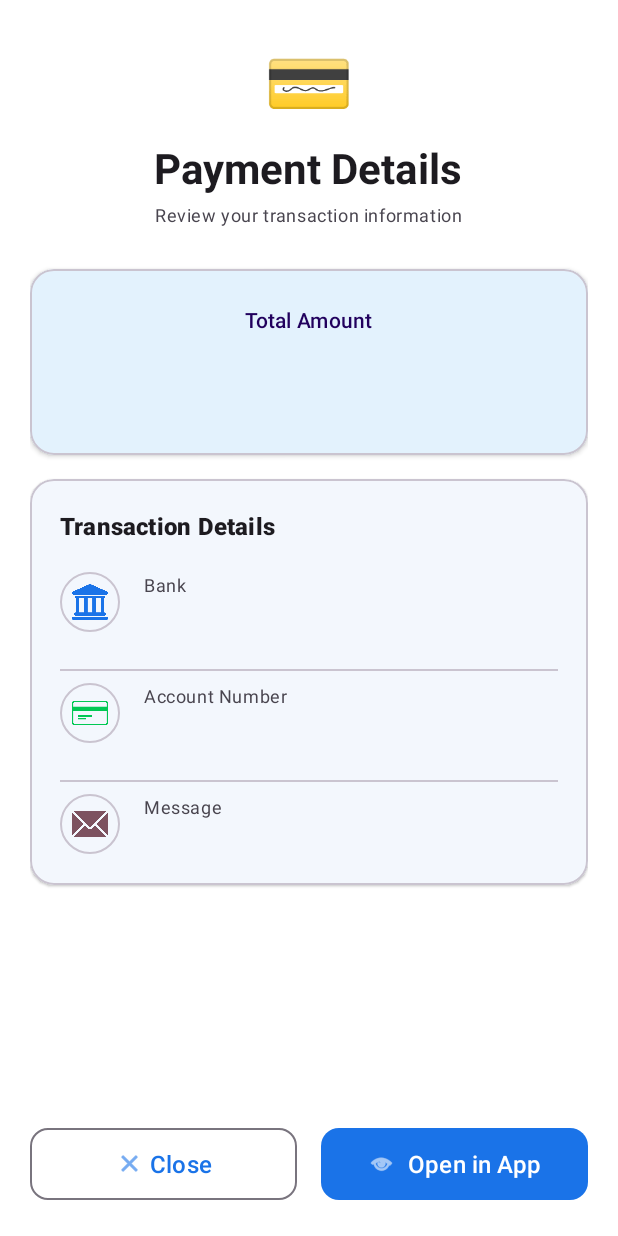
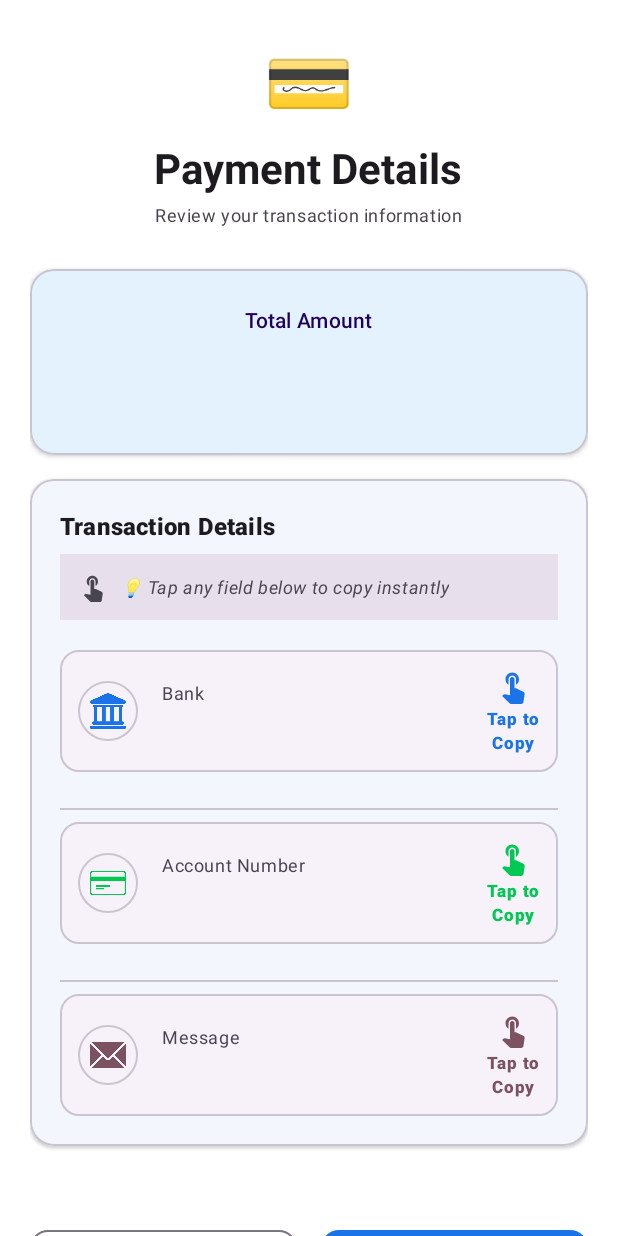
Before and after one commit to AkioCkist/akio_scan, an Android app: the ShareReceiverActivity screen opened directly, with no data from a screen before it, on a phone screen of 412 x 824 dp. Run offline under Robolectric (Android 15) with nearby library versions, the phone set to English and light mode, and no system bars; 1 statement that could not run was skipped.

Commit message:
Enhance ShareReceiverActivity layout with clickable copy indicators for bank, account, and message fields

```diff
--- a/app/src/main/java/com/example/akio_scan/share/ShareReceiverActivity.java
+++ b/app/src/main/java/com/example/akio_scan/share/ShareReceiverActivity.java
@@ -41,11 +41,11 @@ public class ShareReceiverActivity extends AppCompatActivity {
         Button btnClose = findViewById(R.id.btnClose);
         Button btnOpenApp = findViewById(R.id.btnOpenApp); // optional
 
-        // Setup click-to-copy for each field
-        setupCopyOnClick(findViewById(R.id.tvBank), tvBank, "bank name");
-        setupCopyOnClick(findViewById(R.id.tvAccount), tvAccount, "account number");
+        // Setup click-to-copy for each field with the new button IDs
+        setupCopyOnClick(findViewById(R.id.bankCopyButton), tvBank, "bank name");
+        setupCopyOnClick(findViewById(R.id.accountCopyButton), tvAccount, "account number");
         setupCopyOnClick(findViewById(R.id.tvAmount), tvAmount, "amount");
-        setupCopyOnClick(findViewById(R.id.tvMessage), tvMessage, "purpose");
+        setupCopyOnClick(findViewById(R.id.messageCopyButton), tvMessage, "message");
 
         btnClose.setOnClickListener(v -> finish());
         btnOpenApp.setOnClickListener(v -> openInMainApp());
--- /dev/null
+++ b/app/src/main/res/drawable/copyable_item_background.xml
@@ -0,0 +1,13 @@
+<?xml version="1.0" encoding="utf-8"?>
+<ripple xmlns:android="http://schemas.android.com/apk/res/android"
+    android:color="?attr/colorPrimaryContainer">
+    <item>
+        <shape android:shape="rectangle">
+            <solid android:color="?attr/colorSurfaceContainerLow"/>
+            <corners android:radius="12dp"/>
+            <stroke
+                android:width="1dp"
+                android:color="?attr/colorOutlineVariant"/>
+        </shape>
+    </item>
+</ripple>
--- /dev/null
+++ b/app/src/main/res/drawable/copyable_item_background_v21.xml
@@ -0,0 +1,28 @@
+<?xml version="1.0" encoding="utf-8"?>
+<selector xmlns:android="http://schemas.android.com/apk/res/android">
+    <!-- Pressed state with elevation -->
+    <item android:state_pressed="true">
+        <layer-list>
+            <item>
+                <shape android:shape="rectangle">
+                    <solid android:color="?attr/colorPrimaryContainer"/>
+                    <corners android:radius="12dp"/>
+                    <stroke
+                        android:width="2dp"
+                        android:color="?attr/colorPrimary"/>
+                </shape>
+            </item>
+        </layer-list>
+    </item>
+
+    <!-- Default state -->
+    <item>
+        <shape android:shape="rectangle">
+            <solid android:color="?attr/colorSurfaceContainerLow"/>
+            <corners android:radius="12dp"/>
+            <stroke
+                android:width="1dp"
+                android:color="?attr/colorOutlineVariant"/>
+        </shape>
+    </item>
+</selector>
--- /dev/null
+++ b/app/src/main/res/drawable/ic_copy.xml
@@ -0,0 +1,9 @@
+<vector xmlns:android="http://schemas.android.com/apk/res/android"
+    android:width="24dp"
+    android:height="24dp"
+    android:viewportWidth="24"
+    android:viewportHeight="24">
+    <path
+        android:fillColor="?attr/colorOnSurfaceVariant"
+        android:pathData="M16,1L4,1c-1.1,0 -2,0.9 -2,2v14h2L4,3h12L16,1zM19,5L8,5c-1.1,0 -2,0.9 -2,2v14c0,1.1 0.9,2 2,2h11c1.1,0 2,-0.9 2,-2L21,7c0,-1.1 -0.9,-2 -2,-2zM19,21L8,21L8,7h11v14z"/>
+</vector>
--- /dev/null
+++ b/app/src/main/res/drawable/ic_info.xml
@@ -0,0 +1,9 @@
+<vector xmlns:android="http://schemas.android.com/apk/res/android"
+    android:width="24dp"
+    android:height="24dp"
+    android:viewportWidth="24"
+    android:viewportHeight="24">
+    <path
+        android:fillColor="?attr/colorOnSurfaceVariant"
+        android:pathData="M12,2C6.48,2 2,6.48 2,12s4.48,10 10,10 10,-4.48 10,-10S17.52,2 12,2zM13,17h-2v-6h2v6zM13,9h-2L11,7h2v2z"/>
+</vector>
--- /dev/null
+++ b/app/src/main/res/drawable/ic_tap.xml
@@ -0,0 +1,9 @@
+<vector xmlns:android="http://schemas.android.com/apk/res/android"
+    android:width="24dp"
+    android:height="24dp"
+    android:viewportWidth="24"
+    android:viewportHeight="24">
+    <path
+        android:fillColor="?attr/colorOnSurfaceVariant"
+        android:pathData="M9,11.24V7.5C9,6.12 10.12,5 11.5,5S14,6.12 14,7.5v3.74c1.21,-0.81 2,-2.18 2,-3.74C16,5.01 13.99,3 11.5,3S7,5.01 7,7.5C7,9.06 7.79,10.43 9,11.24zM18.84,15.87l-4.54,-2.26c-0.17,-0.07 -0.35,-0.11 -0.54,-0.11H13v-6C13,6.67 12.33,6 11.5,6S10,6.67 10,7.5v10.74l-3.43,-0.72c-0.08,-0.01 -0.15,-0.03 -0.24,-0.03c-0.31,0 -0.59,0.13 -0.79,0.33l-0.79,0.8l4.94,4.94C9.96,23.83 10.34,24 10.75,24h6.79c0.75,0 1.33,-0.55 1.44,-1.28l0.75,-5.27c0.01,-0.07 0.02,-0.14 0.02,-0.2C19.75,16.63 19.37,16.09 18.84,15.87z"/>
+</vector>
--- a/app/src/main/res/layout/activity_share_receiver.xml
+++ b/app/src/main/res/layout/activity_share_receiver.xml
@@ -103,15 +103,47 @@
                     android:text="Transaction Details"
                     android:textAppearance="@style/TextAppearance.Material3.TitleMedium"
                     android:textStyle="bold"
-                    android:layout_marginBottom="20dp"/>
+                    android:layout_marginBottom="8dp"/>
 
-                <!-- Bank Info Row -->
+                <!-- Instruction Hint -->
                 <LinearLayout
                     android:layout_width="match_parent"
                     android:layout_height="wrap_content"
                     android:orientation="horizontal"
                     android:gravity="center_vertical"
-                    android:layout_marginBottom="16dp">
+                    android:padding="12dp"
+                    android:background="?attr/colorSurfaceVariant"
+                    android:layout_marginBottom="20dp"
+                    style="@style/Widget.Material3.CardView.Filled">
+
+                    <ImageView
+                        android:layout_width="20dp"
+                        android:layout_height="20dp"
+                        android:src="@drawable/ic_tap"
+                        app:tint="?attr/colorOnSurfaceVariant"
+                        android:layout_marginEnd="8dp"/>
+
+                    <TextView
+                        android:layout_width="wrap_content"
+                        android:layout_height="wrap_content"
+                        android:text="💡 Tap any field below to copy instantly"
+                        android:textAppearance="@style/TextAppearance.Material3.BodySmall"
+                        android:textColor="?attr/colorOnSurfaceVariant"
+                        android:textStyle="italic"/>
+                </LinearLayout>
+
+                <!-- Bank Info Row - Clickable to Copy -->
+                <LinearLayout
+                    android:id="@+id/bankCopyButton"
+                    android:layout_width="match_parent"
+                    android:layout_height="wrap_content"
+                    android:orientation="horizontal"
+                    android:gravity="center_vertical"
+                    android:layout_marginBottom="16dp"
+                    android:padding="12dp"
+                    android:background="@drawable/copyable_item_background"
+                    android:clickable="true"
+                    android:focusable="true">
 
                     <ImageView
                         android:layout_width="40dp"
@@ -144,6 +176,32 @@
                             android:layout_marginTop="2dp"
                             tools:text="BIDV"/>
                     </LinearLayout>
+
+                    <!-- Copy Indicator -->
+                    <LinearLayout
+                        android:layout_width="wrap_content"
+                        android:layout_height="wrap_content"
+                        android:orientation="vertical"
+                        android:gravity="center"
+                        android:layout_marginStart="8dp">
+
+                        <ImageView
+                            android:layout_width="24dp"
+                            android:layout_height="24dp"
+                            android:src="@drawable/ic_tap"
+                            app:tint="?attr/colorPrimary"
+                            android:contentDescription="Tap to copy"/>
+
+                        <TextView
+                            android:layout_width="wrap_content"
+                            android:layout_height="wrap_content"
+                            android:text="Tap to\nCopy"
+                            android:textAppearance="@style/TextAppearance.Material3.LabelSmall"
+                            android:textColor="?attr/colorPrimary"
+                            android:textAlignment="center"
+                            android:textStyle="bold"
+                            android:layout_marginTop="2dp"/>
+                    </LinearLayout>
                 </LinearLayout>
 
                 <!-- Divider -->
@@ -153,13 +211,18 @@
                     android:background="?attr/colorOutlineVariant"
                     android:layout_marginVertical="8dp"/>
 
-                <!-- Account Info Row -->
+                <!-- Account Info Row - Clickable to Copy -->
                 <LinearLayout
+                    android:id="@+id/accountCopyButton"
                     android:layout_width="match_parent"
                     android:layout_height="wrap_content"
                     android:orientation="horizontal"
                     android:gravity="center_vertical"
-                    android:layout_marginBottom="16dp">
+                    android:layout_marginBottom="16dp"
+                    android:padding="12dp"
+                    android:background="@drawable/copyable_item_background"
+                    android:clickable="true"
+                    android:focusable="true">
 
                     <ImageView
                         android:layout_width="40dp"
@@ -189,11 +252,36 @@
                             android:layout_height="wrap_content"
                             android:textAppearance="@style/TextAppearance.Material3.BodyLarge"
                             android:textStyle="bold"
-                            android:textIsSelectable="true"
                             android:fontFamily="monospace"
                             android:letterSpacing="0.05"
                             android:layout_marginTop="2dp"
                             tools:text="3600823025"/>
+                    </LinearLayout>
+
+                    <!-- Copy Indicator -->
+                    <LinearLayout
+                        android:layout_width="wrap_content"
+                        android:layout_height="wrap_content"
+                        android:orientation="vertical"
+                        android:gravity="center"
+                        android:layout_marginStart="8dp">
+
+                        <ImageView
+                            android:layout_width="24dp"
+                            android:layout_height="24dp"
+                            android:src="@drawable/ic_tap"
+                            app:tint="?attr/colorSecondary"
+                            android:contentDescription="Tap to copy"/>
+
+                        <TextView
+                            android:layout_width="wrap_content"
+                            android:layout_height="wrap_content"
+                            android:text="Tap to\nCopy"
+                            android:textAppearance="@style/TextAppearance.Material3.LabelSmall"
+                            android:textColor="?attr/colorSecondary"
+                            android:textAlignment="center"
+                            android:textStyle="bold"
+                            android:layout_marginTop="2dp"/>
                     </LinearLayout>
                 </LinearLayout>
 
@@ -204,12 +292,17 @@
                     android:background="?attr/colorOutlineVariant"
                     android:layout_marginVertical="8dp"/>
 
-                <!-- Purpose Row -->
+                <!-- Purpose Row - Clickable to Copy -->
                 <LinearLayout
+                    android:id="@+id/messageCopyButton"
                     android:layout_width="match_parent"
                     android:layout_height="wrap_content"
                     android:orientation="horizontal"
-                    android:gravity="center_vertical">
+                    android:gravity="center_vertical"
+                    android:padding="12dp"
+                    android:background="@drawable/copyable_item_background"
+                    android:clickable="true"
+                    android:focusable="true">
 
                     <ImageView
                         android:layout_width="40dp"
@@ -238,9 +331,34 @@
                             android:layout_width="wrap_content"
                             android:layout_height="wrap_content"
                             android:textAppearance="@style/TextAppearance.Material3.BodyLarge"
-                            android:textIsSelectable="true"
                             android:layout_marginTop="2dp"
                             tools:text="test"/>
+                    </LinearLayout>
+
+                    <!-- Copy Indicator -->
+                    <LinearLayout
+                        android:layout_width="wrap_content"
+                        android:layout_height="wrap_content"
+                        android:orientation="vertical"
+                        android:gravity="center"
+                        android:layout_marginStart="8dp">
+
+                        <ImageView
+                            android:layout_width="24dp"
+                            android:layout_height="24dp"
+                            android:src="@drawable/ic_tap"
+                            app:tint="?attr/colorTertiary"
+                            android:contentDescription="Tap to copy"/>
+
+                        <TextView
+                            android:layout_width="wrap_content"
+                            android:layout_height="wrap_content"
+                            android:text="Tap to\nCopy"
+                            android:textAppearance="@style/TextAppearance.Material3.LabelSmall"
+                            android:textColor="?attr/colorTertiary"
+                            android:textAlignment="center"
+                            android:textStyle="bold"
+                            android:layout_marginTop="2dp"/>
                     </LinearLayout>
                 </LinearLayout>
 
```
